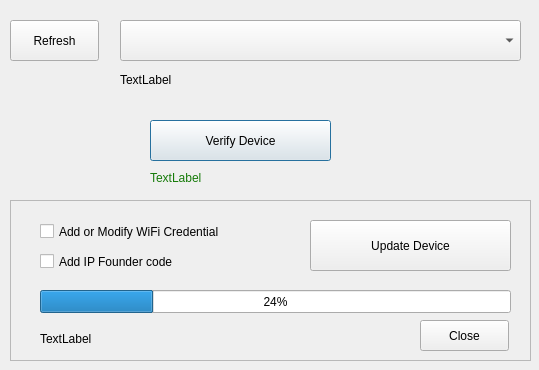
arghyabi/auto_wifi_manager_for_Rpi, file auto_wifi_manager.ui: the form before one commit.
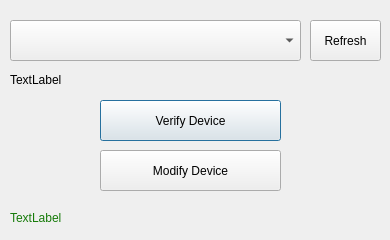
The form after the commit. Icons and pictures are not drawn.

Commit message: core: huge change in UI and corresponding chage in code

The edit to the form file:
```diff
--- a/auto_wifi_manager.ui
+++ b/auto_wifi_manager.ui
@@ -6,8 +6,8 @@
    <rect>
     <x>0</x>
     <y>0</y>
-    <width>539</width>
-    <height>370</height>
+    <width>390</width>
+    <height>240</height>
    </rect>
   </property>
   <property name="windowTitle">
@@ -20,9 +20,9 @@
   <widget class="QComboBox" name="device_select">
    <property name="geometry">
     <rect>
-     <x>120</x>
+     <x>10</x>
      <y>20</y>
-     <width>401</width>
+     <width>291</width>
      <height>41</height>
     </rect>
    </property>
@@ -30,9 +30,9 @@
   <widget class="QLabel" name="selected_device">
    <property name="geometry">
     <rect>
-     <x>120</x>
+     <x>10</x>
      <y>70</y>
-     <width>401</width>
+     <width>371</width>
      <height>20</height>
     </rect>
    </property>
@@ -43,8 +43,8 @@
   <widget class="QPushButton" name="device_verification_btn">
    <property name="geometry">
     <rect>
-     <x>150</x>
-     <y>120</y>
+     <x>100</x>
+     <y>100</y>
      <width>181</width>
      <height>41</height>
     </rect>
@@ -56,9 +56,9 @@
   <widget class="QPushButton" name="refresh_btn">
    <property name="geometry">
     <rect>
-     <x>10</x>
+     <x>310</x>
      <y>20</y>
-     <width>89</width>
+     <width>71</width>
      <height>41</height>
     </rect>
    </property>
@@ -72,105 +72,11 @@
     <bool>false</bool>
    </property>
   </widget>
-  <widget class="QFrame" name="frame">
-   <property name="geometry">
-    <rect>
-     <x>10</x>
-     <y>200</y>
-     <width>521</width>
-     <height>161</height>
-    </rect>
-   </property>
-   <property name="frameShape">
-    <enum>QFrame::StyledPanel</enum>
-   </property>
-   <property name="frameShadow">
-    <enum>QFrame::Raised</enum>
-   </property>
-   <widget class="QPushButton" name="device_update_btn">
-    <property name="geometry">
-     <rect>
-      <x>300</x>
-      <y>20</y>
-      <width>201</width>
-      <height>51</height>
-     </rect>
-    </property>
-    <property name="text">
-     <string>Update Device</string>
-    </property>
-   </widget>
-   <widget class="QCheckBox" name="wifi_credential_checkBox">
-    <property name="geometry">
-     <rect>
-      <x>30</x>
-      <y>20</y>
-      <width>251</width>
-      <height>23</height>
-     </rect>
-    </property>
-    <property name="text">
-     <string>Add or Modify WiFi Credential</string>
-    </property>
-   </widget>
-   <widget class="QCheckBox" name="ip_founder_checkBox">
-    <property name="geometry">
-     <rect>
-      <x>30</x>
-      <y>50</y>
-      <width>201</width>
-      <height>23</height>
-     </rect>
-    </property>
-    <property name="text">
-     <string>Add IP Founder code</string>
-    </property>
-   </widget>
-   <widget class="QProgressBar" name="progressBar">
-    <property name="geometry">
-     <rect>
-      <x>30</x>
-      <y>90</y>
-      <width>471</width>
-      <height>23</height>
-     </rect>
-    </property>
-    <property name="value">
-     <number>24</number>
-    </property>
-   </widget>
-   <widget class="QLabel" name="final_status_label">
-    <property name="geometry">
-     <rect>
-      <x>30</x>
-      <y>130</y>
-      <width>361</width>
-      <height>17</height>
-     </rect>
-    </property>
-    <property name="text">
-     <string>TextLabel</string>
-    </property>
-   </widget>
-   <widget class="QPushButton" name="pushButton">
-    <property name="geometry">
-     <rect>
-      <x>410</x>
-      <y>120</y>
-      <width>89</width>
-      <height>31</height>
-     </rect>
-    </property>
-    <property name="text">
-     <string>Close</string>
-    </property>
-   </widget>
-  </widget>
   <widget class="QLabel" name="verification_status">
    <property name="geometry">
     <rect>
-     <x>150</x>
-     <y>170</y>
+     <x>10</x>
+     <y>210</y>
      <width>371</width>
      <height>17</height>
     </rect>
@@ -179,6 +85,19 @@
     <string>&lt;html&gt;&lt;head/&gt;&lt;body&gt;&lt;p&gt;&lt;span style=&quot; color:#167b09;&quot;&gt;TextLabel&lt;/span&gt;&lt;/p&gt;&lt;/body&gt;&lt;/html&gt;</string>
    </property>
   </widget>
+  <widget class="QPushButton" name="device_modify_btn">
+   <property name="geometry">
+    <rect>
+     <x>100</x>
+     <y>150</y>
+     <width>181</width>
+     <height>41</height>
+    </rect>
+   </property>
+   <property name="text">
+    <string>Modify Device</string>
+   </property>
+  </widget>
  </widget>
  <resources/>
  <connections/>
```
The commit also changes 2 other files.
